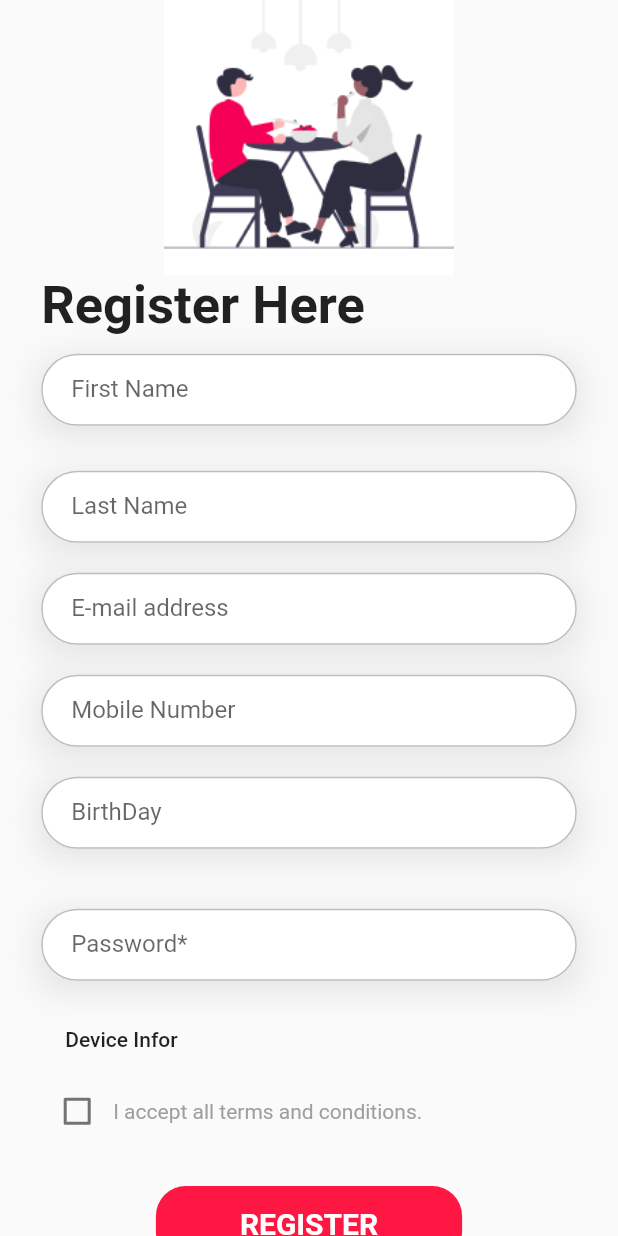
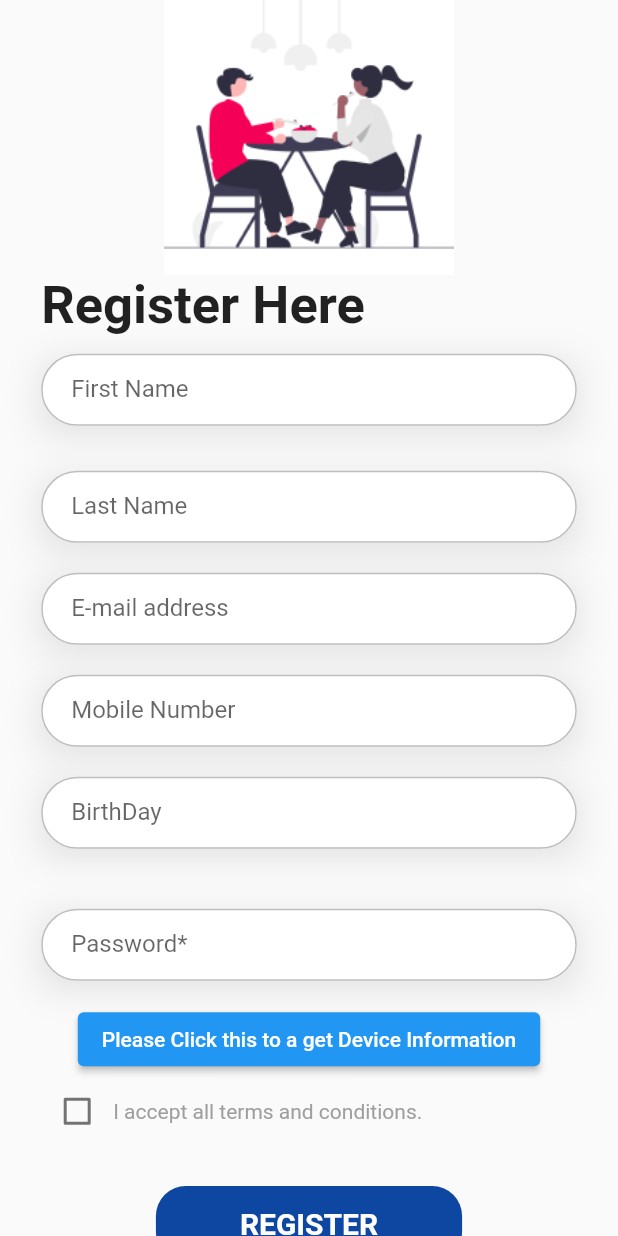
Before and after one commit to Covid-19-Self-Assistant/Final-Project-Mobile-APP, a Flutter app: the RegistrationHome screen opened directly, on a phone screen of 412 x 824 dp. Run offline on Flutter 3.47's test engine with Material 2 defaults, Android fonts, the phone set to English and light mode, and no system bars; our stand-ins replace animate_do, cloud_firestore, dio, firebase_auth, firebase_core, firebase_storage and 5 more; missing offline and left inert: flutter_email_sender, qr_code_scanner; accounts and stored records are empty.

Commit message:
register page edit

```diff
--- a/lib/registration_page/registration_home.dart
+++ b/lib/registration_page/registration_home.dart
@@ -189,9 +189,12 @@ class _RegistrationHomeState extends State<RegistrationHome> {
                     decoration: ThemeHelper().inputBoxDecorationShaddow(),
                   ),
                   SizedBox(height: 15.0),
-                  MaterialButton(
-                    onPressed: _getDeviceInformations,
-                    child: Text('Device Infor'),
+                  Center(
+                    child: ElevatedButton(
+                      onPressed: _getDeviceInformations,
+                      child:
+                          Text('Please Click this to a get Device Information'),
+                    ),
                   ),
 
                   if (_deviceInfo.text != "")
@@ -261,7 +264,7 @@ class _RegistrationHomeState extends State<RegistrationHome> {
                     child: Container(
                       // decoration: ThemeHelper().buttonBoxDecoration(context),
                       decoration: BoxDecoration(
-                          color: Colors.redAccent[400],
+                          color: Colors.blue[900],
                           borderRadius: BorderRadius.circular(20)),
                       child: ElevatedButton(
                           style: ThemeHelper().buttonStyle(),
```
